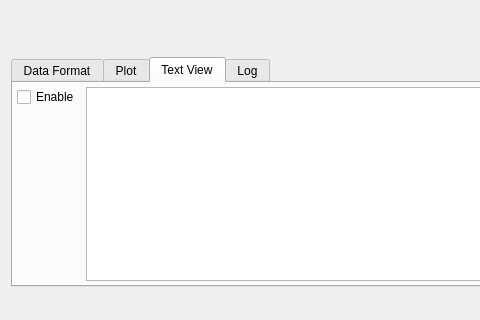
Qt form mainwindow.ui (AlexanderAmelkin/SerialPlot) before a commit; both pictures show x 0 to 480 and y 214 to 534 of the 653 by 534 pixel window.
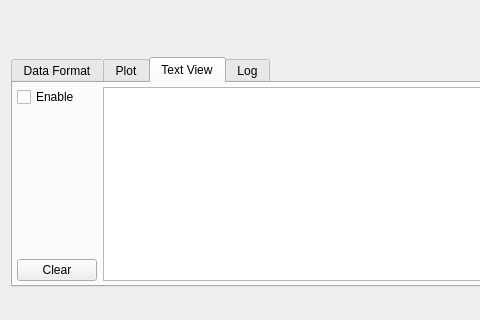
The same form after that commit. The open tabs and pages were chosen to show the change. Custom widgets are drawn as their Qt base class.

Commit message: added clear text view button

Diff of the .ui file:
```diff
--- a/mainwindow.ui
+++ b/mainwindow.ui
@@ -415,6 +415,13 @@
             </property>
            </spacer>
           </item>
+          <item>
+           <widget class="QPushButton" name="pbClearTextView">
+            <property name="text">
+             <string>Clear</string>
+            </property>
+           </widget>
+          </item>
          </layout>
         </item>
         <item>
```
The commit also changes 1 other file.
